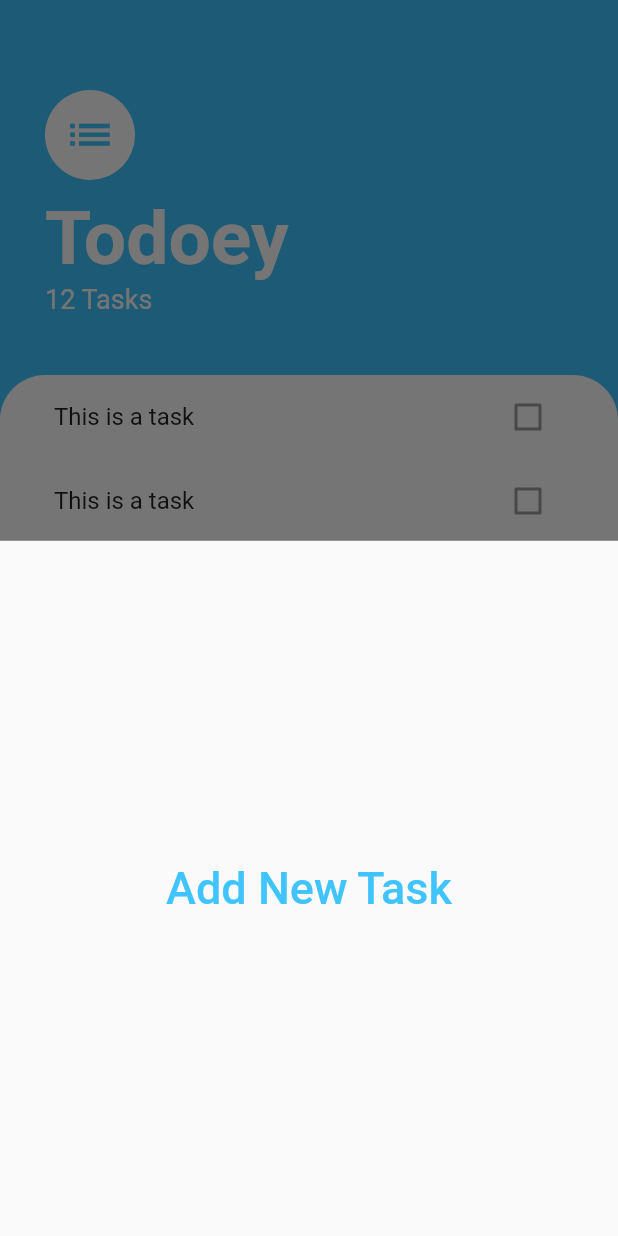
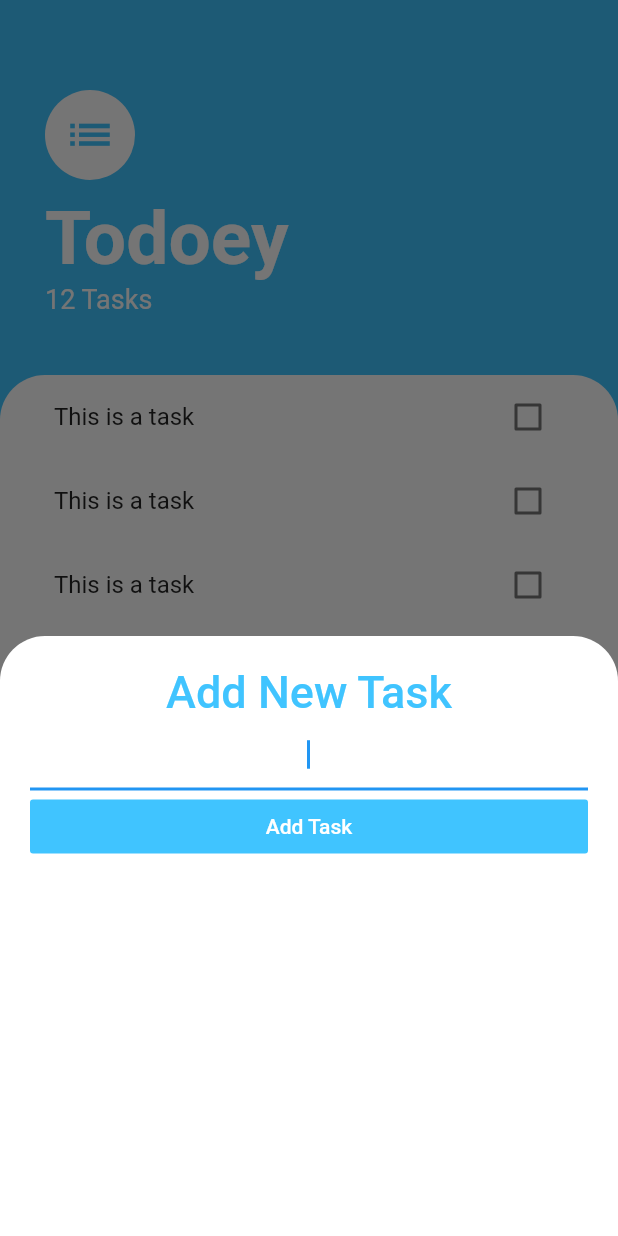
Before and after one commit to ShijuPJohn/todoey_flutter, a Flutter app: the screen it shows after launch, after a tap on the "add" icon, on a phone screen of 412 x 824 dp. Run offline on Flutter 3.47's test engine with Material 2 defaults, Android fonts, the phone set to English and light mode, and no system bars.

```diff
--- /dev/null
+++ b/lib/models/task.dart
@@ -0,0 +1,8 @@
+class Task{
+  String name;
+  bool isDone;
+  Task({this.name, this.isDone=false});
+  void toggleDone(){
+    isDone = !isDone;
+  }
+}
--- a/lib/screens/add_task_screen.dart
+++ b/lib/screens/add_task_screen.dart
@@ -5,19 +5,47 @@ class AddTaskScreen extends StatelessWidget {
   @override
   Widget build(BuildContext context) {
     return Container(
+      height: 400.0,
+      color: Color(0xFF757575),
+      child: Container(
+        padding: EdgeInsets.all(20.0),
+        decoration: BoxDecoration(
+          color: Colors.white,
+          borderRadius: BorderRadius.only(
+            topLeft: Radius.circular(30.0),
+            topRight: Radius.circular(30.0),
+          ),
+        ),
         child: Column(
-        mainAxisAlignment: MainAxisAlignment.spaceAround,
-        crossAxisAlignment: CrossAxisAlignment.center,
+          mainAxisAlignment: MainAxisAlignment.start,
+          crossAxisAlignment: CrossAxisAlignment.stretch,
           children: <Widget>[
             Text(
               'Add New Task',
+              textAlign: TextAlign.center,
               style: TextStyle(
                 color: Colors.lightBlueAccent,
                 fontSize: 30.0,
                 fontWeight: FontWeight.w500,
               ),
-          )
+            ),
+            TextField(
+              textAlign: TextAlign.center,
+              onChanged: (value) {
+                //TODO
+              },
+              autofocus: true,
+            ),
+            FlatButton(
+              color: Colors.lightBlueAccent,
+              textColor: Colors.white,
+              child: Text('Add Task'),
+              onPressed: (){
+                //TODO
+              }
+            ),
           ],
+        ),
       ),
     );
   }
--- a/lib/widgets/tasks_list.dart
+++ b/lib/widgets/tasks_list.dart
@@ -1,7 +1,18 @@
 import 'package:flutter/cupertino.dart';
+import 'package:todoey_flutter/models/task.dart';
 import 'package:todoey_flutter/widgets/tasks_tile.dart';
 
-class TasksList extends StatelessWidget {
+class TasksList extends StatefulWidget {
+  @override
+  _TasksListState createState() => _TasksListState();
+}
+
+class _TasksListState extends State<TasksList> {
+  List<Task> tasks = [
+    Task(name: 'Buy milk'),
+    Task(name: 'Pay bill'),
+  ];
+
   @override
   Widget build(BuildContext context) {
     return ListView(
--- a/lib/widgets/tasks_tile.dart
+++ b/lib/widgets/tasks_tile.dart
@@ -2,13 +2,30 @@ import 'package:flutter/cupertino.dart';
 import 'package:flutter/material.dart';
 
 class TaskTile extends StatelessWidget {
+  final bool isChecked = false;
+
   @override
   Widget build(BuildContext context) {
     return ListTile(
-      title: Text('This is a task'),
+      title: Text(
+        'This is a task',
+        style: TextStyle(
+            decoration: isChecked ? TextDecoration.lineThrough : null),
+      ),
       trailing: Checkbox(
-        value: false,
+        activeColor: Colors.lightBlueAccent,
+        value: isChecked,
+        onChanged: (bool value) {
+//          onChange(value);
+        },
       ),
     );
   }
 }
+//
+//
+//void checkboxCallback(bool newValue) {
+//  setState(() {
+//    isChecked = newValue;
+//  });
+//}
```
Lines whose indentation alone changed are shown as unchanged.
